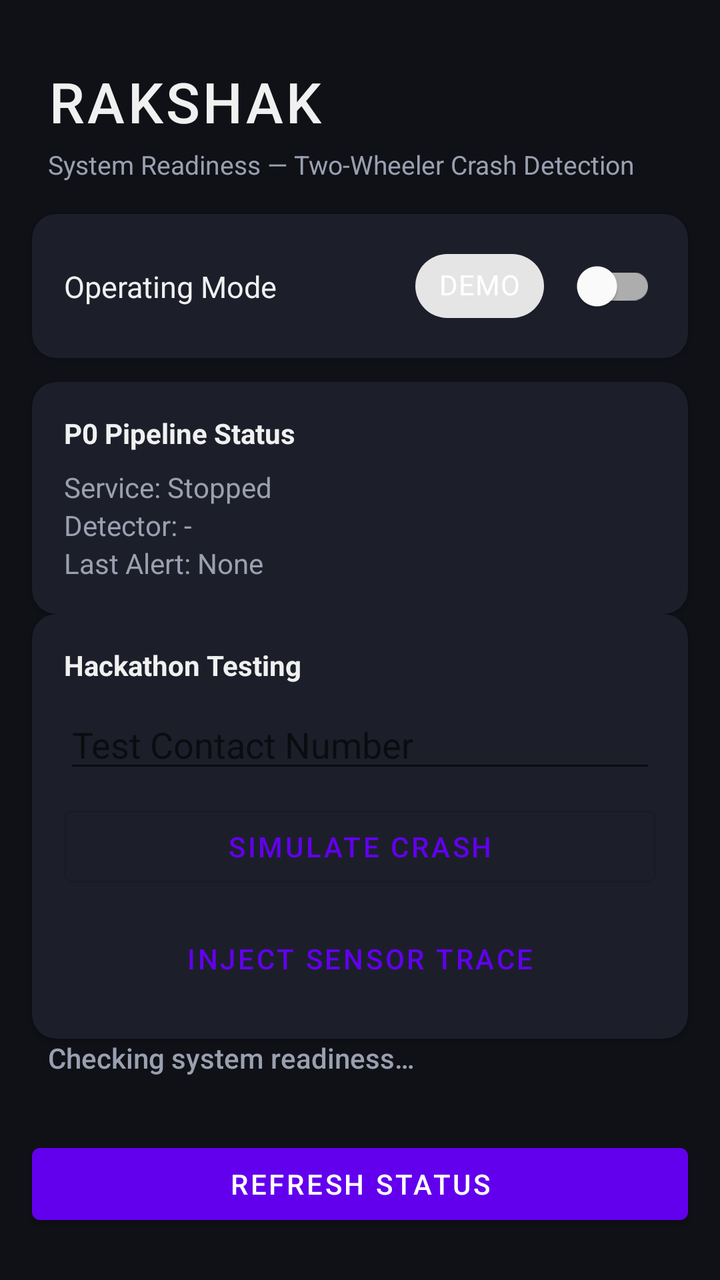
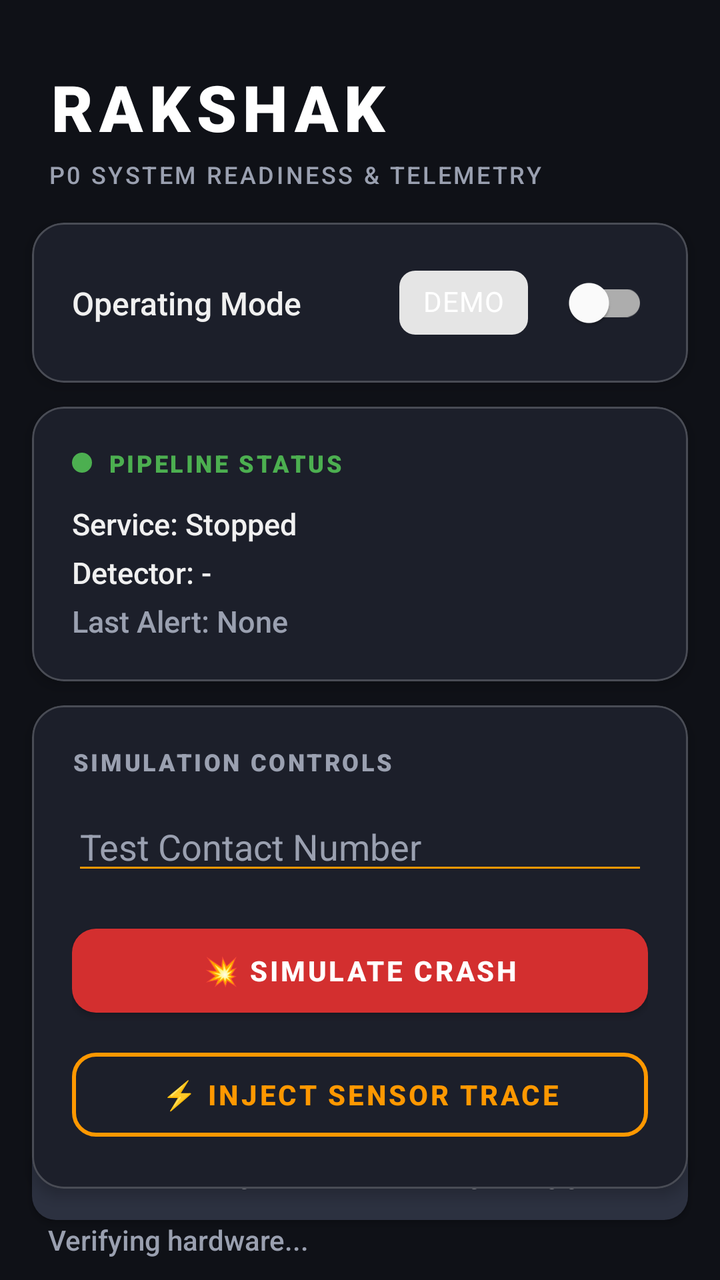

Before-and-after screenshots of an Android layout around one commit, followed by the original layout XML and the change that was made.
<!-- AndroidManifest.xml: application theme Theme.Rakshak -->
<!-- res/layout/activity_main.xml -->
<?xml version="1.0" encoding="utf-8"?>
<androidx.constraintlayout.widget.ConstraintLayout
    xmlns:android="http://schemas.android.com/apk/res/android"
    xmlns:app="http://schemas.android.com/apk/res-auto"
    xmlns:tools="http://schemas.android.com/tools"
    android:layout_width="match_parent"
    android:layout_height="match_parent"
    android:background="@color/bg_primary"
    tools:context=".ui.main.MainActivity">

    <TextView
        android:id="@+id/tv_title"
        android:layout_width="0dp"
        android:layout_height="wrap_content"
        android:fontFamily="sans-serif-medium"
        android:letterSpacing="0.05"
        android:paddingHorizontal="24dp"
        android:paddingTop="32dp"
        android:paddingBottom="4dp"
        android:text="@string/app_name"
        android:textColor="@color/text_primary"
        android:textSize="28sp"
        app:layout_constraintEnd_toEndOf="parent"
        app:layout_constraintStart_toStartOf="parent"
        app:layout_constraintTop_toTopOf="parent" />

    <TextView
        android:id="@+id/tv_subtitle"
        android:layout_width="0dp"
        android:layout_height="wrap_content"
        android:paddingHorizontal="24dp"
        android:paddingBottom="16dp"
        android:text="@string/subtitle_system_readiness"
        android:textColor="@color/text_secondary"
        android:textSize="13sp"
        app:layout_constraintEnd_toEndOf="parent"
        app:layout_constraintStart_toStartOf="parent"
        app:layout_constraintTop_toBottomOf="@id/tv_title" />

    <com.google.android.material.card.MaterialCardView
        android:id="@+id/card_mode"
        android:layout_width="0dp"
        android:layout_height="wrap_content"
        android:layout_marginHorizontal="16dp"
        android:layout_marginBottom="12dp"
        app:cardBackgroundColor="@color/surface"
        app:cardCornerRadius="12dp"
        app:cardElevation="2dp"
        app:layout_constraintEnd_toEndOf="parent"
        app:layout_constraintStart_toStartOf="parent"
        app:layout_constraintTop_toBottomOf="@id/tv_subtitle">

        <androidx.constraintlayout.widget.ConstraintLayout
            android:layout_width="match_parent"
            android:layout_height="wrap_content"
            android:paddingHorizontal="16dp"
            android:paddingVertical="12dp">

            <TextView
                android:id="@+id/tv_mode_label"
                android:layout_width="0dp"
                android:layout_height="wrap_content"
                android:text="@string/label_operating_mode"
                android:textColor="@color/text_primary"
                android:textSize="15sp"
                app:layout_constraintBottom_toBottomOf="parent"
                app:layout_constraintEnd_toStartOf="@id/chip_mode"
                app:layout_constraintStart_toStartOf="parent"
                app:layout_constraintTop_toTopOf="parent" />

            <com.google.android.material.chip.Chip
                android:id="@+id/chip_mode"
                android:layout_width="wrap_content"
                android:layout_height="wrap_content"
                android:layout_marginEnd="8dp"
                android:text="@string/mode_demo"
                android:textColor="@color/text_on_chip"
                app:layout_constraintBottom_toBottomOf="parent"
                app:layout_constraintEnd_toStartOf="@id/switch_mode"
                app:layout_constraintTop_toTopOf="parent" />

            <com.google.android.material.switchmaterial.SwitchMaterial
                android:id="@+id/switch_mode"
                android:layout_width="wrap_content"
                android:layout_height="wrap_content"
                android:checked="false"
                app:layout_constraintBottom_toBottomOf="parent"
                app:layout_constraintEnd_toEndOf="parent"
                app:layout_constraintTop_toTopOf="parent" />

        </androidx.constraintlayout.widget.ConstraintLayout>
    </com.google.android.material.card.MaterialCardView>

    <com.google.android.material.card.MaterialCardView
        android:id="@+id/card_pipeline_status"
        android:layout_width="0dp"
        android:layout_height="wrap_content"
        android:layout_marginHorizontal="16dp"
        android:layout_marginBottom="12dp"
        android:layout_marginTop="12dp"
        app:cardBackgroundColor="@color/surface"
        app:cardCornerRadius="12dp"
        app:cardElevation="2dp"
        app:layout_constraintEnd_toEndOf="parent"
        app:layout_constraintStart_toStartOf="parent"
        app:layout_constraintTop_toBottomOf="@id/card_mode">
        
        <LinearLayout
            android:layout_width="match_parent"
            android:layout_height="wrap_content"
            android:orientation="vertical"
            android:padding="16dp">
            
            <TextView
                android:layout_width="wrap_content"
                android:layout_height="wrap_content"
                android:text="P0 Pipeline Status"
                android:textStyle="bold"
                android:textColor="@color/text_primary"
                android:layout_marginBottom="8dp" />
                
            <TextView
                android:id="@+id/tv_service_status"
                android:layout_width="wrap_content"
                android:layout_height="wrap_content"
                android:text="Service: Stopped"
                android:textColor="@color/text_secondary" />
                
            <TextView
                android:id="@+id/tv_detector_state"
                android:layout_width="wrap_content"
                android:layout_height="wrap_content"
                android:text="Detector: -"
                android:textColor="@color/text_secondary" />
                
            <TextView
                android:id="@+id/tv_last_alert"
                android:layout_width="wrap_content"
                android:layout_height="wrap_content"
                android:text="Last Alert: None"
                android:textColor="@color/text_secondary" />
        </LinearLayout>
    </com.google.android.material.card.MaterialCardView>

    <com.google.android.material.card.MaterialCardView
        android:id="@+id/card_test_controls"
        android:layout_width="0dp"
        android:layout_height="wrap_content"
        android:layout_marginHorizontal="16dp"
        android:layout_marginBottom="12dp"
        app:cardBackgroundColor="@color/surface"
        app:cardCornerRadius="12dp"
        app:cardElevation="2dp"
        app:layout_constraintEnd_toEndOf="parent"
        app:layout_constraintStart_toStartOf="parent"
        app:layout_constraintTop_toBottomOf="@id/card_pipeline_status">
        
        <LinearLayout
            android:layout_width="match_parent"
            android:layout_height="wrap_content"
            android:orientation="vertical"
            android:padding="16dp">
            
            <TextView
                android:layout_width="wrap_content"
                android:layout_height="wrap_content"
                android:text="Hackathon Testing"
                android:textStyle="bold"
                android:textColor="@color/text_primary"
                android:layout_marginBottom="8dp" />
                
            <EditText
                android:id="@+id/et_test_contact"
                android:layout_width="match_parent"
                android:layout_height="wrap_content"
                android:hint="Test Contact Number"
                android:inputType="phone"
                android:layout_marginBottom="8dp" />
                
            <com.google.android.material.button.MaterialButton
                android:id="@+id/btn_simulate_crash"
                android:layout_width="match_parent"
                android:layout_height="wrap_content"
                android:text="Simulate Crash"
                style="@style/Widget.MaterialComponents.Button.OutlinedButton" />
                
            <com.google.android.material.button.MaterialButton
                android:id="@+id/btn_inject_trace"
                android:layout_width="match_parent"
                android:layout_height="wrap_content"
                android:layout_marginTop="8dp"
                android:text="Inject Sensor Trace"
                style="@style/Widget.MaterialComponents.Button.TextButton" />
        </LinearLayout>
    </com.google.android.material.card.MaterialCardView>

    <TextView
        android:id="@+id/tv_overall_status"
        android:layout_width="0dp"
        android:layout_height="wrap_content"
        android:layout_marginHorizontal="24dp"
        android:layout_marginBottom="8dp"
        android:fontFamily="sans-serif-medium"
        android:text="@string/status_checking"
        android:textColor="@color/status_checking"
        android:textSize="14sp"
        app:layout_constraintEnd_toEndOf="parent"
        app:layout_constraintStart_toStartOf="parent"
        app:layout_constraintTop_toBottomOf="@id/card_test_controls" />

    <androidx.recyclerview.widget.RecyclerView
        android:id="@+id/rv_readiness"
        android:layout_width="0dp"
        android:layout_height="0dp"
        android:layout_marginHorizontal="16dp"
        android:layout_marginTop="8dp"
        android:layout_marginBottom="8dp"
        android:clipToPadding="false"
        android:paddingBottom="8dp"
        app:layout_constraintBottom_toTopOf="@id/btn_refresh"
        app:layout_constraintEnd_toEndOf="parent"
        app:layout_constraintStart_toStartOf="parent"
        app:layout_constraintTop_toBottomOf="@id/tv_overall_status"
        tools:listitem="@layout/item_readiness" />

    <com.google.android.material.button.MaterialButton
        android:id="@+id/btn_refresh"
        android:layout_width="0dp"
        android:layout_height="wrap_content"
        android:layout_marginHorizontal="16dp"
        android:layout_marginBottom="24dp"
        android:text="@string/btn_refresh"
        app:layout_constraintBottom_toBottomOf="parent"
        app:layout_constraintEnd_toEndOf="parent"
        app:layout_constraintStart_toStartOf="parent" />

</androidx.constraintlayout.widget.ConstraintLayout>
<!-- res/layout/item_readiness.xml (included above) -->
<?xml version="1.0" encoding="utf-8"?>
<com.google.android.material.card.MaterialCardView
    xmlns:android="http://schemas.android.com/apk/res/android"
    xmlns:app="http://schemas.android.com/apk/res-auto"
    android:layout_width="match_parent"
    android:layout_height="wrap_content"
    android:layout_marginBottom="8dp"
    app:cardBackgroundColor="@color/surface"
    app:cardCornerRadius="10dp"
    app:cardElevation="1dp">

    <androidx.constraintlayout.widget.ConstraintLayout
        android:layout_width="match_parent"
        android:layout_height="wrap_content"
        android:paddingHorizontal="16dp"
        android:paddingVertical="14dp">

        
        <TextView
            android:id="@+id/tv_icon"
            android:layout_width="32dp"
            android:layout_height="32dp"
            android:gravity="center"
            android:textSize="20sp"
            android:text="…"
            app:layout_constraintStart_toStartOf="parent"
            app:layout_constraintTop_toTopOf="parent"
            app:layout_constraintBottom_toBottomOf="parent" />

        
        <TextView
            android:id="@+id/tv_label"
            android:layout_width="0dp"
            android:layout_height="wrap_content"
            android:layout_marginStart="12dp"
            android:layout_marginEnd="8dp"
            android:textColor="@color/text_primary"
            android:textSize="15sp"
            android:fontFamily="sans-serif-medium"
            app:layout_constraintStart_toEndOf="@id/tv_icon"
            app:layout_constraintEnd_toStartOf="@id/btn_fix"
            app:layout_constraintTop_toTopOf="parent" />

        
        <TextView
            android:id="@+id/tv_detail"
            android:layout_width="0dp"
            android:layout_height="wrap_content"
            android:layout_marginStart="12dp"
            android:layout_marginEnd="8dp"
            android:layout_marginTop="2dp"
            android:textColor="@color/text_secondary"
            android:textSize="12sp"
            android:visibility="gone"
            app:layout_constraintStart_toEndOf="@id/tv_icon"
            app:layout_constraintEnd_toStartOf="@id/btn_fix"
            app:layout_constraintTop_toBottomOf="@id/tv_label" />

        
        <com.google.android.material.button.MaterialButton
            android:id="@+id/btn_fix"
            style="@style/Widget.MaterialComponents.Button.OutlinedButton"
            android:layout_width="wrap_content"
            android:layout_height="wrap_content"
            android:text="@string/btn_fix"
            android:textSize="11sp"
            android:visibility="gone"
            app:layout_constraintEnd_toEndOf="parent"
            app:layout_constraintTop_toTopOf="parent"
            app:layout_constraintBottom_toBottomOf="parent" />

    </androidx.constraintlayout.widget.ConstraintLayout>

</com.google.android.material.card.MaterialCardView>
<!-- resources referenced by this layout -->
<resources>
  <color name="bg_primary">#0F1117</color>
  <color name="status_checking">#9AA0B0</color>
  <color name="surface">#1C1F2A</color>
  <color name="text_on_chip">#FFFFFF</color>
  <color name="text_primary">#F0F0F0</color>
  <color name="text_secondary">#9AA0B0</color>
  <string name="app_name">RAKSHAK</string>
  <string name="btn_fix">FIX</string>
  <string name="btn_refresh">Refresh Status</string>
  <string name="label_operating_mode">Operating Mode</string>
  <string name="mode_demo">DEMO</string>
  <string name="status_checking">Checking system readiness…</string>
  <string name="subtitle_system_readiness">System Readiness — Two-Wheeler Crash Detection</string>
  <style name="Theme.Rakshak" parent="Theme.MaterialComponents.DayNight.DarkActionBar">
          <item name="colorPrimary">@color/purple_500</item>
          <item name="colorPrimaryVariant">@color/purple_700</item>
          <item name="colorOnPrimary">@color/white</item>
          <item name="colorSecondary">@color/teal_200</item>
          <item name="colorSecondaryVariant">@color/teal_700</item>
          <item name="colorOnSecondary">@color/black</item>
          <item name="android:statusBarColor" tools:targetApi="l">@color/bg_primary</item>
          <item name="android:navigationBarColor">@color/bg_primary</item>
          <item name="android:windowBackground">@color/bg_primary</item>
          
          <item name="windowActionBar">false</item>
          <item name="windowNoTitle">true</item>
      </style>
  <color name="purple_500">#FF6200EE</color>
  <color name="purple_700">#FF3700B3</color>
  <color name="white">#FFFFFFFF</color>
  <color name="teal_200">#FF03DAC5</color>
  <color name="teal_700">#FF018786</color>
  <color name="black">#FF000000</color>
</resources>

<!-- the commit's change to res/layout/activity_main.xml (unified diff, before → after) -->
@@ -6,20 +6,22 @@
     android:layout_width="match_parent"
     android:layout_height="match_parent"
     android:background="@color/bg_primary"
+    android:animateLayoutChanges="true"
     tools:context=".ui.main.MainActivity">
 
+    
     <TextView
         android:id="@+id/tv_title"
         android:layout_width="0dp"
         android:layout_height="wrap_content"
-        android:fontFamily="sans-serif-medium"
-        android:letterSpacing="0.05"
+        android:fontFamily="sans-serif-black"
+        android:letterSpacing="0.1"
         android:paddingHorizontal="24dp"
         android:paddingTop="32dp"
         android:paddingBottom="4dp"
-        android:text="@string/app_name"
-        android:textColor="@color/text_primary"
-        android:textSize="28sp"
+        android:text="RAKSHAK"
+        android:textColor="@color/white"
+        android:textSize="32sp"
         app:layout_constraintEnd_toEndOf="parent"
         app:layout_constraintStart_toStartOf="parent"
         app:layout_constraintTop_toTopOf="parent" />
@@ -30,13 +32,16 @@
         android:layout_height="wrap_content"
         android:paddingHorizontal="24dp"
         android:paddingBottom="16dp"
-        android:text="@string/subtitle_system_readiness"
+        android:text="P0 SYSTEM READINESS &amp; TELEMETRY"
         android:textColor="@color/text_secondary"
-        android:textSize="13sp"
+        android:textSize="12sp"
+        android:fontFamily="sans-serif-medium"
+        android:letterSpacing="0.1"
         app:layout_constraintEnd_toEndOf="parent"
         app:layout_constraintStart_toStartOf="parent"
         app:layout_constraintTop_toBottomOf="@id/tv_title" />
 
+    
     <com.google.android.material.card.MaterialCardView
         android:id="@+id/card_mode"
         android:layout_width="0dp"
@@ -44,8 +49,10 @@
         android:layout_marginHorizontal="16dp"
         android:layout_marginBottom="12dp"
         app:cardBackgroundColor="@color/surface"
-        app:cardCornerRadius="12dp"
-        app:cardElevation="2dp"
+        app:cardCornerRadius="16dp"
+        app:cardElevation="4dp"
+        app:strokeWidth="1dp"
+        app:strokeColor="#33FFFFFF"
         app:layout_constraintEnd_toEndOf="parent"
         app:layout_constraintStart_toStartOf="parent"
         app:layout_constraintTop_toBottomOf="@id/tv_subtitle">
@@ -53,16 +60,17 @@
         <androidx.constraintlayout.widget.ConstraintLayout
             android:layout_width="match_parent"
             android:layout_height="wrap_content"
-            android:paddingHorizontal="16dp"
-            android:paddingVertical="12dp">
+            android:paddingHorizontal="20dp"
+            android:paddingVertical="16dp">
 
             <TextView
                 android:id="@+id/tv_mode_label"
                 android:layout_width="0dp"
                 android:layout_height="wrap_content"
-                android:text="@string/label_operating_mode"
+                android:text="Operating Mode"
                 android:textColor="@color/text_primary"
-                android:textSize="15sp"
+                android:textSize="16sp"
+                android:fontFamily="sans-serif-medium"
                 app:layout_constraintBottom_toBottomOf="parent"
                 app:layout_constraintEnd_toStartOf="@id/chip_mode"
                 app:layout_constraintStart_toStartOf="parent"
@@ -72,9 +80,10 @@
                 android:id="@+id/chip_mode"
                 android:layout_width="wrap_content"
                 android:layout_height="wrap_content"
-                android:layout_marginEnd="8dp"
-                android:text="@string/mode_demo"
+                android:layout_marginEnd="12dp"
+                android:text="DEMO"
                 android:textColor="@color/text_on_chip"
+                app:chipCornerRadius="8dp"
                 app:layout_constraintBottom_toBottomOf="parent"
                 app:layout_constraintEnd_toStartOf="@id/switch_mode"
                 app:layout_constraintTop_toTopOf="parent" />
@@ -91,16 +100,18 @@
         </androidx.constraintlayout.widget.ConstraintLayout>
     </com.google.android.material.card.MaterialCardView>
 
+    
     <com.google.android.material.card.MaterialCardView
         android:id="@+id/card_pipeline_status"
         android:layout_width="0dp"
         android:layout_height="wrap_content"
         android:layout_marginHorizontal="16dp"
-        android:layout_marginBottom="12dp"
         android:layout_marginTop="12dp"
         app:cardBackgroundColor="@color/surface"
-        app:cardCornerRadius="12dp"
-        app:cardElevation="2dp"
+        app:cardCornerRadius="16dp"
+        app:cardElevation="4dp"
+        app:strokeWidth="1dp"
+        app:strokeColor="#33FFFFFF"
         app:layout_constraintEnd_toEndOf="parent"
         app:layout_constraintStart_toStartOf="parent"
         app:layout_constraintTop_toBottomOf="@id/card_mode">
@@ -109,48 +120,75 @@
             android:layout_width="match_parent"
             android:layout_height="wrap_content"
             android:orientation="vertical"
-            android:padding="16dp">
+            android:padding="20dp">
             
-            <TextView
-                android:layout_width="wrap_content"
-                android:layout_height="wrap_content"
-                android:text="P0 Pipeline Status"
-                android:textStyle="bold"
-                android:textColor="@color/text_primary"
-                android:layout_marginBottom="8dp" />
+            <LinearLayout
+                android:layout_width="match_parent"
+                android:layout_height="wrap_content"
+                android:orientation="horizontal"
+                android:gravity="center_vertical"
+                android:layout_marginBottom="12dp">
+
+                <View
+                    android:id="@+id/indicator_status"
+                    android:layout_width="10dp"
+                    android:layout_height="10dp"
+                    android:background="@drawable/circle_indicator"
+                    android:layout_marginEnd="8dp"/>
+
+                <TextView
+                    android:layout_width="wrap_content"
+                    android:layout_height="wrap_content"
+                    android:text="PIPELINE STATUS"
+                    android:textSize="12sp"
+                    android:letterSpacing="0.1"
+                    android:fontFamily="sans-serif-black"
+                    android:textColor="@color/status_ok" />
+            </LinearLayout>
                 
             <TextView
                 android:id="@+id/tv_service_status"
                 android:layout_width="wrap_content"
                 android:layout_height="wrap_content"
                 android:text="Service: Stopped"
-                android:textColor="@color/text_secondary" />
+                android:textSize="15sp"
+                android:fontFamily="sans-serif-medium"
+                android:textColor="@color/text_primary" />
                 
             <TextView
                 android:id="@+id/tv_detector_state"
                 android:layout_width="wrap_content"
                 android:layout_height="wrap_content"
+                android:layout_marginTop="4dp"
                 android:text="Detector: -"
-                android:textColor="@color/text_secondary" />
+                android:textSize="15sp"
+                android:fontFamily="sans-serif-medium"
+                android:textColor="@color/text_primary" />
                 
             <TextView
                 android:id="@+id/tv_last_alert"
                 android:layout_width="wrap_content"
                 android:layout_height="wrap_content"
+                android:layout_marginTop="4dp"
                 android:text="Last Alert: None"
+                android:textSize="15sp"
+                android:fontFamily="sans-serif-medium"
                 android:textColor="@color/text_secondary" />
         </LinearLayout>
     </com.google.android.material.card.MaterialCardView>
 
+    
     <com.google.android.material.card.MaterialCardView
         android:id="@+id/card_test_controls"
         android:layout_width="0dp"
         android:layout_height="wrap_content"
         android:layout_marginHorizontal="16dp"
-        android:layout_marginBottom="12dp"
+        android:layout_marginTop="12dp"
         app:cardBackgroundColor="@color/surface"
-        app:cardCornerRadius="12dp"
-        app:cardElevation="2dp"
+        app:cardCornerRadius="16dp"
+        app:cardElevation="4dp"
+        app:strokeWidth="1dp"
+        app:strokeColor="#33FFFFFF"
         app:layout_constraintEnd_toEndOf="parent"
         app:layout_constraintStart_toStartOf="parent"
         app:layout_constraintTop_toBottomOf="@id/card_pipeline_status">
@@ -159,15 +197,17 @@
             android:layout_width="match_parent"
             android:layout_height="wrap_content"
             android:orientation="vertical"
-            android:padding="16dp">
+            android:padding="20dp">
             
             <TextView
                 android:layout_width="wrap_content"
                 android:layout_height="wrap_content"
-                android:text="Hackathon Testing"
-                android:textStyle="bold"
-                android:textColor="@color/text_primary"
-                android:layout_marginBottom="8dp" />
+                android:text="SIMULATION CONTROLS"
+                android:textSize="12sp"
+                android:letterSpacing="0.1"
+                android:fontFamily="sans-serif-black"
+                android:textColor="@color/text_secondary"
+                android:layout_marginBottom="12dp" />
                 
             <EditText
                 android:id="@+id/et_test_contact"
@@ -175,22 +215,34 @@
                 android:layout_height="wrap_content"
                 android:hint="Test Contact Number"
                 android:inputType="phone"
-                android:layout_marginBottom="8dp" />
+                android:backgroundTint="@color/status_warning"
+                android:textColor="@color/text_primary"
+                android:textColorHint="@color/text_secondary"
+                android:layout_marginBottom="16dp" />
                 
             <com.google.android.material.button.MaterialButton
                 android:id="@+id/btn_simulate_crash"
                 android:layout_width="match_parent"
-                android:layout_height="wrap_content"
-                android:text="Simulate Crash"
-                style="@style/Widget.MaterialComponents.Button.OutlinedButton" />
+                android:layout_height="54dp"
+                android:text="💥 SIMULATE CRASH"
+                android:textColor="#FFFFFF"
+                android:textStyle="bold"
+                app:backgroundTint="#D32F2F"
+                app:cornerRadius="12dp"
+                style="@style/Widget.MaterialComponents.Button" />
                 
             <com.google.android.material.button.MaterialButton
                 android:id="@+id/btn_inject_trace"
                 android:layout_width="match_parent"
-                android:layout_height="wrap_content"
+                android:layout_height="54dp"
                 android:layout_marginTop="8dp"
-                android:text="Inject Sensor Trace"
-                style="@style/Widget.MaterialComponents.Button.TextButton" />
+                android:text="⚡ INJECT SENSOR TRACE"
+                android:textColor="@color/status_warning"
+                android:textStyle="bold"
+                app:strokeColor="@color/status_warning"
+                app:strokeWidth="2dp"
+                app:cornerRadius="12dp"
+                style="@style/Widget.MaterialComponents.Button.OutlinedButton" />
         </LinearLayout>
     </com.google.android.material.card.MaterialCardView>
 
@@ -199,9 +251,9 @@
         android:layout_width="0dp"
         android:layout_height="wrap_content"
         android:layout_marginHorizontal="24dp"
-        android:layout_marginBottom="8dp"
+        android:layout_marginTop="16dp"
         android:fontFamily="sans-serif-medium"
-        android:text="@string/status_checking"
+        android:text="Verifying hardware..."
         android:textColor="@color/status_checking"
         android:textSize="14sp"
         app:layout_constraintEnd_toEndOf="parent"
@@ -216,20 +268,70 @@
         android:layout_marginTop="8dp"
         android:layout_marginBottom="8dp"
         android:clipToPadding="false"
-        android:paddingBottom="8dp"
-        app:layout_constraintBottom_toTopOf="@id/btn_refresh"
+        app:layout_constraintBottom_toTopOf="@id/card_live_logs"
         app:layout_constraintEnd_toEndOf="parent"
         app:layout_constraintStart_toStartOf="parent"
         app:layout_constraintTop_toBottomOf="@id/tv_overall_status"
         tools:listitem="@layout/item_readiness" />
 
+    
+    <com.google.android.material.card.MaterialCardView
+        android:id="@+id/card_live_logs"
+        android:layout_width="0dp"
+        android:layout_height="140dp"
+        android:layout_marginHorizontal="16dp"
+        android:layout_marginBottom="16dp"
+        app:cardBackgroundColor="#000000"
+        app:cardCornerRadius="12dp"
+        app:strokeWidth="1dp"
+        app:strokeColor="#3300FF00"
+        app:layout_constraintBottom_toTopOf="@id/btn_refresh"
+        app:layout_constraintEnd_toEndOf="parent"
+        app:layout_constraintStart_toStartOf="parent">
+
+        <LinearLayout
+            android:layout_width="match_parent"
+            android:layout_height="match_parent"
+            android:orientation="vertical">
+
+            <TextView
+                android:layout_width="match_parent"
+                android:layout_height="wrap_content"
+                android:text="[SECURE SYSTEM AUDIT TERMINAL]"
+                android:background="#1A00FF00"
+                android:textColor="#00FF00"
+                android:textSize="10sp"
+                android:fontFamily="monospace"
+                android:paddingHorizontal="8dp"
+                android:paddingVertical="4dp"/>
+
+            <ScrollView
+                android:id="@+id/sv_logs"
+                android:layout_width="match_parent"
+                android:layout_height="match_parent"
+                android:padding="8dp">
+                <TextView
+                    android:id="@+id/tv_live_logs"
+                    android:layout_width="match_parent"
+                    android:layout_height="wrap_content"
+                    android:fontFamily="monospace"
+                    android:textSize="11sp"
+                    android:lineSpacingExtra="2dp"
+                    android:textColor="#00FF00"
+                    android:text="> SYSTEM INITIALIZED\n> WAITING FOR EVENTS..." />
+            </ScrollView>
+        </LinearLayout>
+    </com.google.android.material.card.MaterialCardView>
+
     <com.google.android.material.button.MaterialButton
         android:id="@+id/btn_refresh"
         android:layout_width="0dp"
-        android:layout_height="wrap_content"
+        android:layout_height="54dp"
         android:layout_marginHorizontal="16dp"
         android:layout_marginBottom="24dp"
-        android:text="@string/btn_refresh"
+        android:text="REFRESH HARDWARE STATUS"
+        app:cornerRadius="12dp"
+        app:backgroundTint="#2C3140"
         app:layout_constraintBottom_toBottomOf="parent"
         app:layout_constraintEnd_toEndOf="parent"
         app:layout_constraintStart_toStartOf="parent" />
<!-- resource entries referenced after the edit -->
@@ -2,17 +2,20 @@
 <resources>
   <color name="bg_primary">#0F1117</color>
   <color name="status_checking">#9AA0B0</color>
+  <color name="status_ok">#4CAF50</color>
+  <color name="status_warning">#FF9800</color>
   <color name="surface">#1C1F2A</color>
   <color name="text_on_chip">#FFFFFF</color>
   <color name="text_primary">#F0F0F0</color>
   <color name="text_secondary">#9AA0B0</color>
-  <string name="app_name">RAKSHAK</string>
+  <color name="white">#FFFFFFFF</color>
+  <!-- drawable circle_indicator (drawable) -->
+  <?xml version="1.0" encoding="utf-8"?>
+  <shape xmlns:android="http://schemas.android.com/apk/res/android"
+      android:shape="oval">
+      <solid android:color="@color/status_ok" />
+  </shape>
   <string name="btn_fix">FIX</string>
-  <string name="btn_refresh">Refresh Status</string>
-  <string name="label_operating_mode">Operating Mode</string>
-  <string name="mode_demo">DEMO</string>
-  <string name="status_checking">Checking system readiness…</string>
-  <string name="subtitle_system_readiness">System Readiness — Two-Wheeler Crash Detection</string>
   <style name="Theme.Rakshak" parent="Theme.MaterialComponents.DayNight.DarkActionBar">
           <item name="colorPrimary">@color/purple_500</item>
           <item name="colorPrimaryVariant">@color/purple_700</item>
@@ -29,7 +32,6 @@
       </style>
   <color name="purple_500">#FF6200EE</color>
   <color name="purple_700">#FF3700B3</color>
-  <color name="white">#FFFFFFFF</color>
   <color name="teal_200">#FF03DAC5</color>
   <color name="teal_700">#FF018786</color>
   <color name="black">#FF000000</color>
